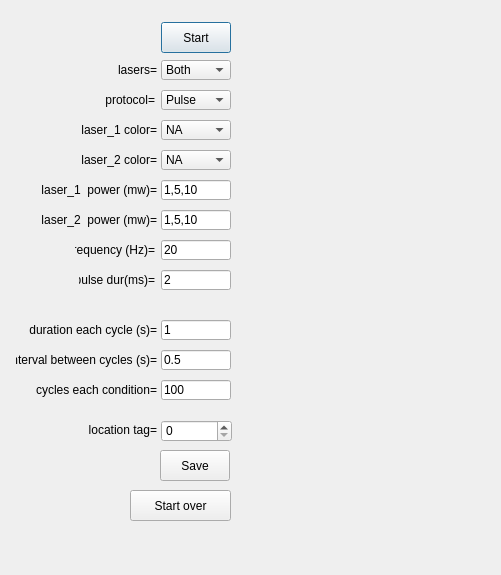
The window that src/foraging_gui/OpticalTagging.ui (AllenNeuralDynamics/dynamic-foraging-task) describes before a commit, drawn with Qt 5.
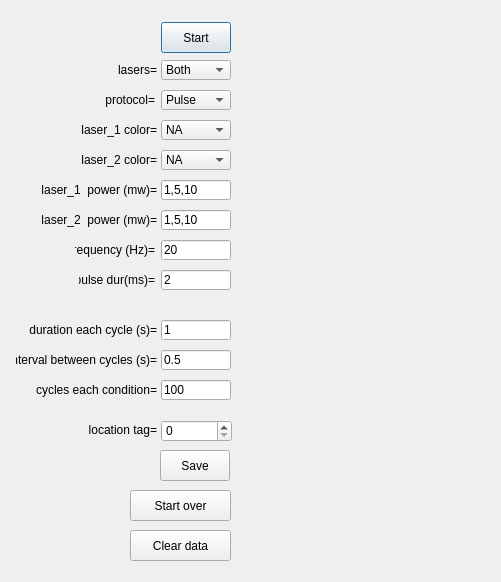
The same window after the commit.

Commit message: adding clear data button

The edit to the form file:
```diff
--- a/src/foraging_gui/OpticalTagging.ui
+++ b/src/foraging_gui/OpticalTagging.ui
@@ -7,7 +7,7 @@
     <x>0</x>
     <y>0</y>
     <width>501</width>
-    <height>575</height>
+    <height>582</height>
    </rect>
   </property>
   <property name="windowTitle">
@@ -742,6 +742,19 @@
     <bool>false</bool>
    </property>
   </widget>
+  <widget class="QPushButton" name="ClearData">
+   <property name="geometry">
+    <rect>
+     <x>130</x>
+     <y>530</y>
+     <width>101</width>
+     <height>31</height>
+    </rect>
+   </property>
+   <property name="text">
+    <string>Clear data</string>
+   </property>
+  </widget>
  </widget>
  <resources/>
  <connections/>
```
The commit also changes 1 other file.
